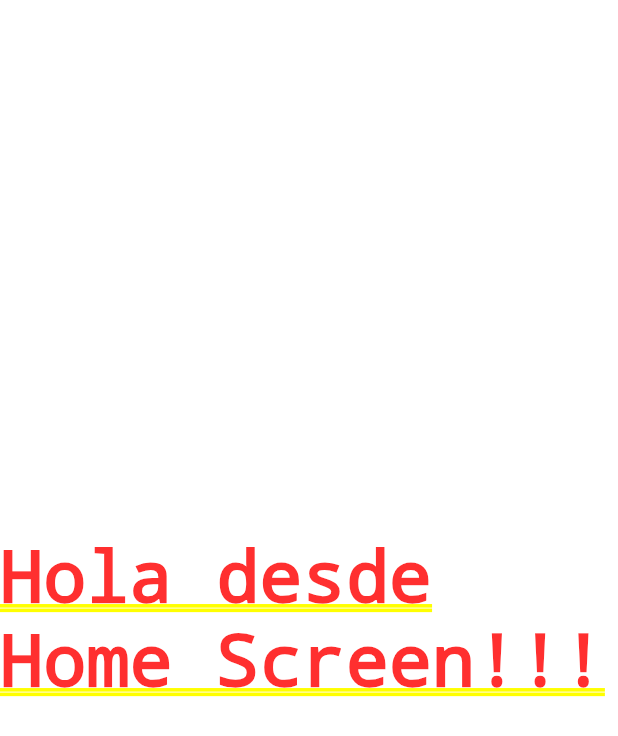
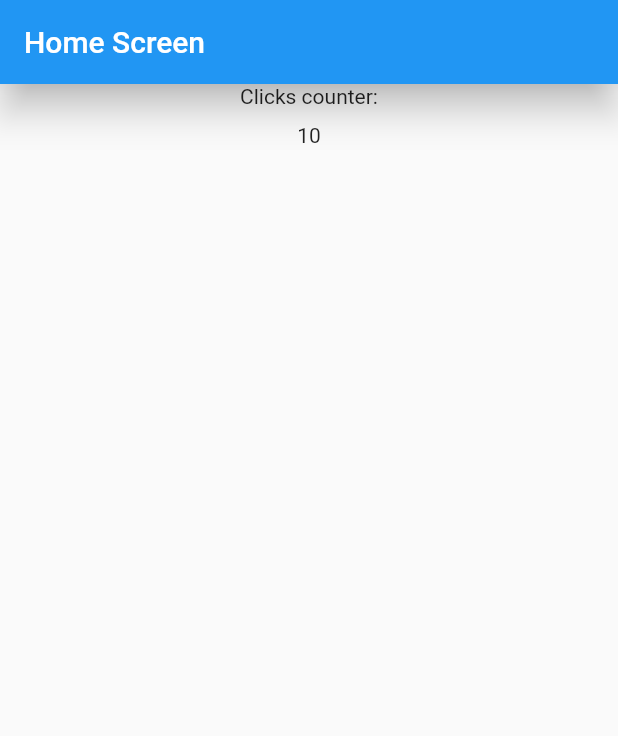
Before and after one commit to HgChvz/fl_counter, a Flutter app: the screen it shows after launch, on a phone screen of 412 x 824 dp. Shown: the top 736 px of the screen. Run offline on Flutter 3.47's test engine with Material 2 defaults, Android fonts, the phone set to English and light mode, and no system bars.

Commit message:
Clase 48

```diff
--- a/lib/screens/home_screen.dart
+++ b/lib/screens/home_screen.dart
@@ -1,4 +1,5 @@
 
+import 'package:flutter/material.dart';
 import 'package:flutter/widgets.dart';
 
 class HomeScreen extends StatelessWidget {
@@ -9,9 +10,23 @@ class HomeScreen extends StatelessWidget {
 
   @override
   Widget build(BuildContext context) {
-    return const Center(
-        child: Text('Hola desde Home Screen!!!'),
-      );
+
+    return Scaffold(
+
+      appBar: AppBar(
+        title: const Text('Home Screen'),
+        elevation: 10.0,
+      ),
+      body: Center(
+          child: Column(
+            children: const [
+              Text('Clicks counter:'),
+              SizedBox(height: 10,),
+              Text('10'),
+            ],
+          ),
+      ),
+    );
   }
 
 
```
